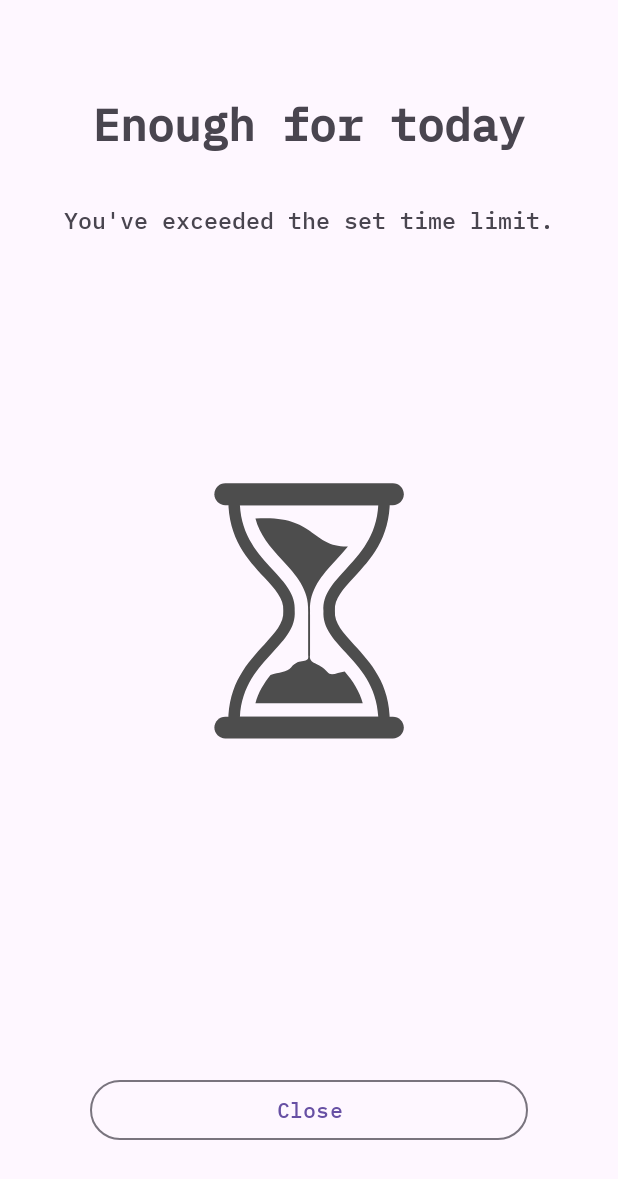
After one commit to Sarthak2477/Mindful, an Android app: the RestricWindow screen opened directly, with no data from a screen before it, on a phone screen of 412 x 824 dp. The commit adds this screen. Shown: the top 1179 px of the screen. Run offline under Robolectric (Android 15) with nearby library versions, the phone set to English and light mode, and no system bars.

Commit message:
Restrict Window created

```diff
--- /dev/null
+++ b/app/src/main/java/com/android/mindful/activity/RestricWindow.java
@@ -0,0 +1,32 @@
+package com.android.mindful.activity;
+
+import android.content.Intent;
+import android.os.Bundle;
+import android.widget.Button;
+
+import androidx.activity.EdgeToEdge;
+import androidx.appcompat.app.AppCompatActivity;
+
+import com.android.mindful.R;
+
+public class RestricWindow extends AppCompatActivity {
+
+    Button closeBtn;
+    @Override
+    protected void onCreate(Bundle savedInstanceState) {
+        super.onCreate(savedInstanceState);
+        EdgeToEdge.enable(this);
+        setContentView(R.layout.activity_restrict_window);
+
+        closeBtn = findViewById(R.id.close_restrict_window);
+
+        closeBtn.setOnClickListener(v->{
+            Intent homeIntent = new Intent(Intent.ACTION_MAIN);
+            homeIntent.addCategory(Intent.CATEGORY_HOME);
+            homeIntent.addFlags(Intent.FLAG_ACTIVITY_NEW_TASK);
+            startActivity(homeIntent);
+            finishAndRemoveTask();
+        });
+
+    }
+}
--- /dev/null
+++ b/app/src/main/res/drawable/hourglass.xml
@@ -0,0 +1,22 @@
+<vector xmlns:android="http://schemas.android.com/apk/res/android"
+    android:width="2501dp"
+    android:height="2501dp"
+    android:viewportWidth="2501"
+    android:viewportHeight="2501">
+  <path
+      android:pathData="M1033.7,876.5C1051.2,942.9 1092.3,990.9 1142.6,1045.4C1197.4,1104.7 1250.9,1164.6 1247,1250.2C1247.2,1256.1 1247.2,1261.8 1247,1267.5L1247,1428.8C1253.2,1468.4 1212.2,1436.7 1178.8,1478.4C1161.2,1500.4 1128.1,1497.7 1094.7,1509.6C1066.9,1544.5 1045.2,1580.2 1033.7,1623.9L1468,1623.9C1454.8,1574.1 1428.5,1534.6 1394.9,1495.1C1366.6,1498.7 1340.2,1517 1324.8,1497.7C1291.4,1456 1248.6,1468.4 1254.7,1428.8L1254.7,1268.1C1254.5,1262.2 1254.4,1256.3 1254.7,1250.2C1250.8,1164.6 1304.3,1104.7 1359,1045.4C1376.7,1026.3 1393.2,1008 1408,989.4C1255.3,992.1 1279.7,859.7 1033.7,876.5"
+      android:fillColor="#4D4D4D"
+      android:fillType="nonZero"/>
+  <path
+      android:pathData="M970.9,822.3C977.4,946.4 1045.5,1020.2 1102.8,1082.2C1153.6,1137.1 1196.8,1183.9 1192.7,1250.2C1196.8,1316.4 1153.6,1363.2 1102.8,1418.1C1045.5,1480.1 977.4,1553.9 970.9,1678.1L1530.8,1678.1C1524.3,1553.9 1456.2,1480.1 1398.8,1418.1C1348.1,1363.2 1304.8,1316.4 1309,1250.2C1304.8,1183.9 1348.1,1137.1 1398.8,1082.2C1456.2,1020.2 1524.3,946.4 1530.8,822.3ZM1068.9,1113.6C1002.7,1042 923.4,956.2 924.1,800.9L924.1,798.8L924.3,775.8L1577.4,775.8L1577.6,798.8L1577.6,800.9C1578.3,956.2 1498.9,1042 1432.8,1113.6C1389.1,1160.9 1351.9,1201.2 1355.4,1248.4L1355.4,1251.9C1351.9,1299.1 1389.1,1339.4 1432.8,1386.7C1498.9,1458.3 1578.3,1544.1 1577.6,1699.4L1577.6,1701.5L1577.4,1724.5L924.3,1724.5L924.1,1701.5L924.1,1699.4C923.4,1544.1 1002.7,1458.3 1068.9,1386.7C1112.6,1339.4 1149.8,1299.1 1146.3,1251.9L1146.3,1248.4C1149.8,1201.2 1112.6,1160.9 1068.9,1113.6"
+      android:fillColor="#4D4D4D"
+      android:fillType="nonZero"/>
+  <path
+      android:pathData="M911.7,734L1590,734C1614.3,734 1634.2,753.9 1634.2,778.1C1634.2,802.4 1614.3,822.3 1590,822.3L911.7,822.3C887.4,822.3 867.5,802.4 867.5,778.1C867.5,753.9 887.4,734 911.7,734"
+      android:fillColor="#4D4D4D"
+      android:fillType="evenOdd"/>
+  <path
+      android:pathData="M911.7,1678.1L1590,1678.1C1614.3,1678.1 1634.2,1697.9 1634.2,1722.2C1634.2,1746.5 1614.3,1766.3 1590,1766.3L911.7,1766.3C887.4,1766.3 867.5,1746.5 867.5,1722.2C867.5,1697.9 887.4,1678.1 911.7,1678.1"
+      android:fillColor="#4D4D4D"
+      android:fillType="evenOdd"/>
+</vector>
--- /dev/null
+++ b/app/src/main/res/layout/activity_restrict_window.xml
@@ -0,0 +1,40 @@
+<LinearLayout xmlns:android="http://schemas.android.com/apk/res/android"
+    android:layout_width="match_parent"
+    android:backgroundTint="@color/bg"
+    android:orientation="vertical"
+    android:layout_height="match_parent">
+
+    <TextView
+        android:layout_marginTop="60dp"
+        android:layout_width="wrap_content"
+        android:layout_height="wrap_content"
+        android:layout_gravity="center"
+        android:textSize="30sp"
+        android:textStyle="bold"
+        android:text="Enough for today"/>
+
+    <TextView
+        android:layout_width="match_parent"
+        android:layout_height="wrap_content"
+        android:layout_gravity="center"
+        android:textAlignment="center"
+        android:layout_marginTop="30dp"
+        android:textSize="15sp"
+        android:text="You've exceeded the set time limit."/>
+
+    <ImageView
+        android:layout_width="match_parent"
+        android:layout_height="0dp"
+        android:layout_weight="1"
+        android:src="@drawable/hourglass"
+        android:layout_gravity="center"/>
+
+    <Button
+        android:id="@+id/close_restrict_window"
+        android:layout_width="match_parent"
+        android:layout_height="wrap_content"
+        android:layout_gravity="center"
+        android:text="Close"
+        android:layout_margin="60dp"
+        style="?attr/materialButtonOutlinedStyle"/>
+</LinearLayout>
```
Also changed, not shown: app/src/main/AndroidManifest.xml (+8 -20 lines), app/src/main/java/com/android/mindful/service/AppAccessibilityService.java (deleted, +0 -177 lines), app/src/main/java/com/android/mindful/service/AppForegroundService.java (+74 -7 lines), app/src/main/res/layout/timer_dialog.xml (+7 -0 lines).
